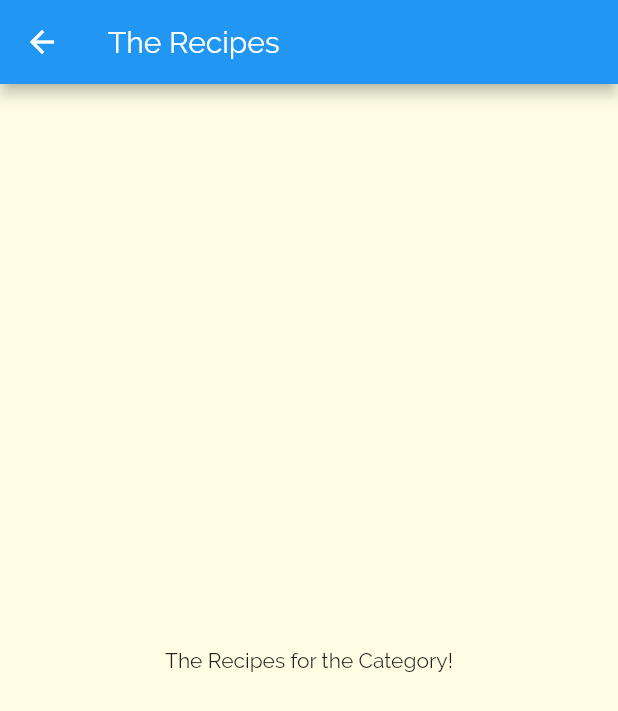
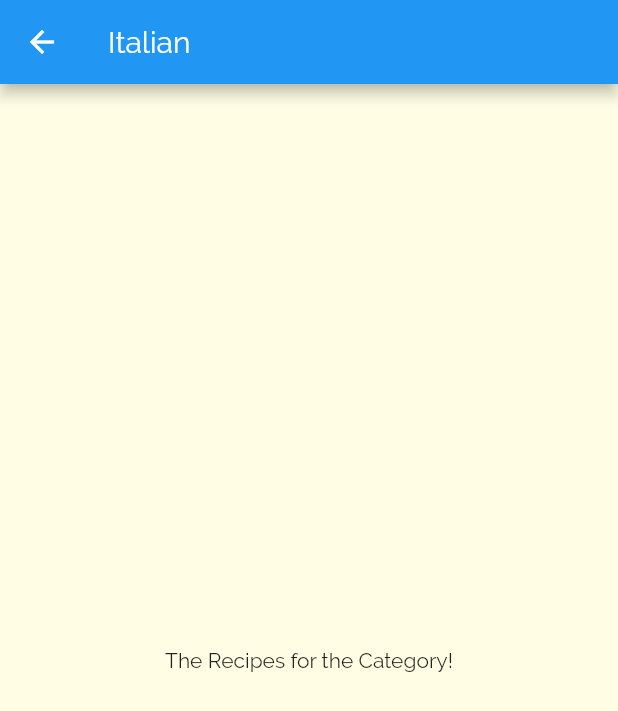
Before and after one commit to nahid-hasan-noyon/Flutter-Dart_Exercise, a Flutter app: the screen it shows after launch, after a tap on "Italian", on a phone screen of 412 x 824 dp. Shown: the top 711 px of the screen. Run offline on Flutter 3.47's test engine with Material 2 defaults, Android fonts, the phone set to English and light mode, and no system bars.

Commit message:
passing the category name

```diff
--- a/meal_app/lib/categories_screen.dart
+++ b/meal_app/lib/categories_screen.dart
@@ -12,6 +12,7 @@ class CategoriesScreen extends StatelessWidget {
       padding: const EdgeInsets.all(25),
       children: dummyCategories
           .map((catData) => CategoryItem(
+                catData.id,
                 catData.title,
                 catData.color,
               ))
--- a/meal_app/lib/category_item.dart
+++ b/meal_app/lib/category_item.dart
@@ -2,16 +2,18 @@ import 'package:flutter/material.dart';
 import '../category_meals_screen.dart';
 
 class CategoryItem extends StatelessWidget {
+  final String id;
   final String title;
   final Color color;
 
-  const CategoryItem(this.title, this.color, {Key? key}) : super(key: key);
+  const CategoryItem(this.id, this.title, this.color, {Key? key})
+      : super(key: key);
 
   void selectCategory(BuildContext ctx) {
     Navigator.of(ctx).push(
       MaterialPageRoute(
         builder: (_) {
-          return const CategoryMealsScreen();
+          return CategoryMealsScreen(id, title);
         },
       ),
     );
--- a/meal_app/lib/category_meals_screen.dart
+++ b/meal_app/lib/category_meals_screen.dart
@@ -1,13 +1,17 @@
 import 'package:flutter/material.dart';
 
 class CategoryMealsScreen extends StatelessWidget {
-  const CategoryMealsScreen({Key? key}) : super(key: key);
+  final String categoryId;
+  final String categoryTitle;
+
+  const CategoryMealsScreen(this.categoryId, this.categoryTitle, {Key? key})
+      : super(key: key);
 
   @override
   Widget build(BuildContext context) {
     return Scaffold(
       appBar: AppBar(
-        title: const Text('The Recipes'),
+        title: Text(categoryTitle),
       ),
       body: const Center(
         child: Text('The Recipes for the Category!'),
```
